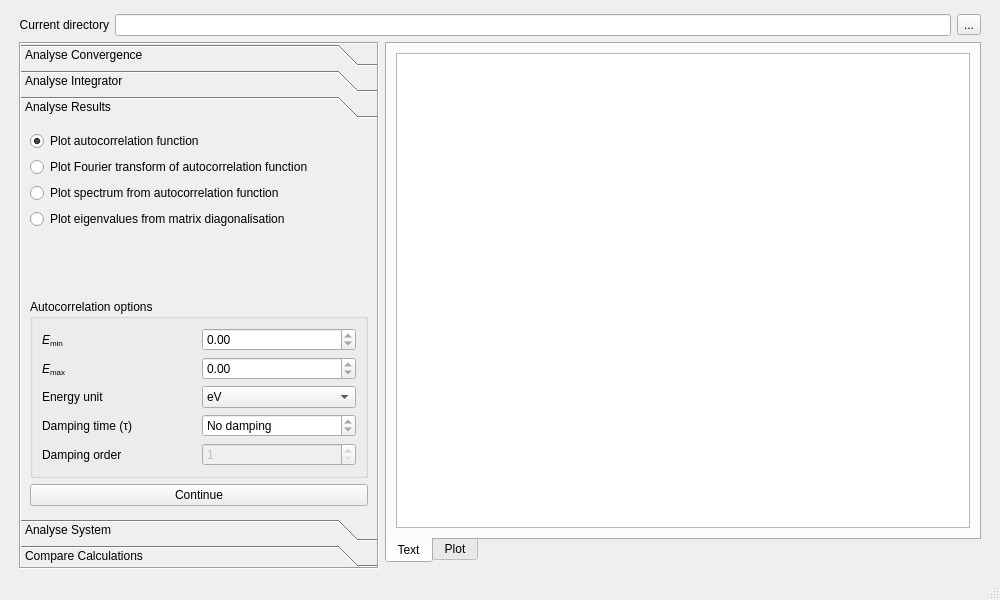
Before: the Qt Designer form source/analyse/gui_files/gui_analysis/ui_analysis.ui in wenzhaojia2000/msc-trajectory-analysis, drawn with Qt 5.
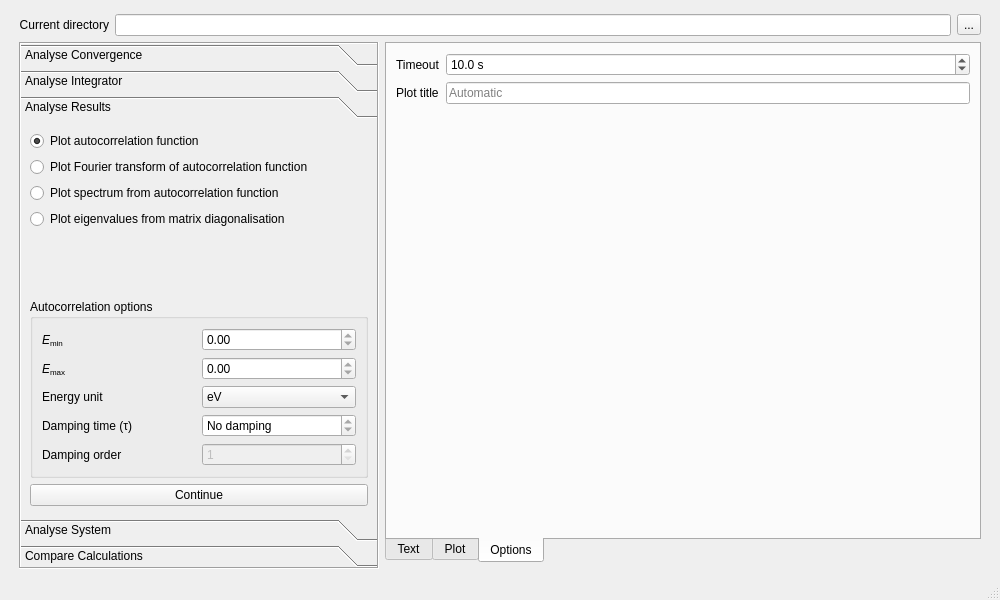
After: the same form once the commit is applied. The open tabs and pages were chosen to show the change. Custom widgets are drawn as their Qt base class.

Commit message: Add additional options screen including timeout and custom plot title

The edit to the form file:
```diff
--- a/source/analyse/gui_files/gui_analysis/ui_analysis.ui
+++ b/source/analyse/gui_files/gui_analysis/ui_analysis.ui
@@ -555,6 +555,66 @@
           </item>
          </layout>
         </widget>
+        <widget class="QWidget" name="options_tab">
+         <attribute name="title">
+          <string>Options</string>
+         </attribute>
+         <layout class="QGridLayout" name="gridLayout_3">
+          <item row="1" column="0">
+           <widget class="QLabel" name="title_label">
+            <property name="text">
+             <string>Plot title</string>
+            </property>
+           </widget>
+          </item>
+          <item row="0" column="0">
+           <widget class="QLabel" name="timeout_label">
+            <property name="text">
+             <string>Timeout</string>
+            </property>
+           </widget>
+          </item>
+          <item row="1" column="1">
+           <widget class="QLineEdit" name="title_edit">
+            <property name="placeholderText">
+             <string>Automatic</string>
+            </property>
+           </widget>
+          </item>
+          <item row="0" column="1">
+           <widget class="QDoubleSpinBox" name="timeout_spinbox">
+            <property name="specialValueText">
+             <string>No timeout</string>
+            </property>
+            <property name="suffix">
+             <string> s</string>
+            </property>
+            <property name="decimals">
+             <number>1</number>
+            </property>
+            <property name="maximum">
+             <double>86400.000000000000000</double>
+            </property>
+            <property name="value">
+             <double>10.000000000000000</double>
+            </property>
+           </widget>
+          </item>
+          <item row="2" column="1">
+           <spacer name="options_vspacer">
+            <property name="orientation">
+             <enum>Qt::Vertical</enum>
+            </property>
+            <property name="sizeHint" stdset="0">
+             <size>
+              <width>20</width>
+              <height>40</height>
+             </size>
+            </property>
+           </spacer>
+          </item>
+         </layout>
+        </widget>
        </widget>
       </item>
      </layout>
```
Left out of the diff: 17 changed lines with no effect on the pictures. The commit also changes 2 other files.
